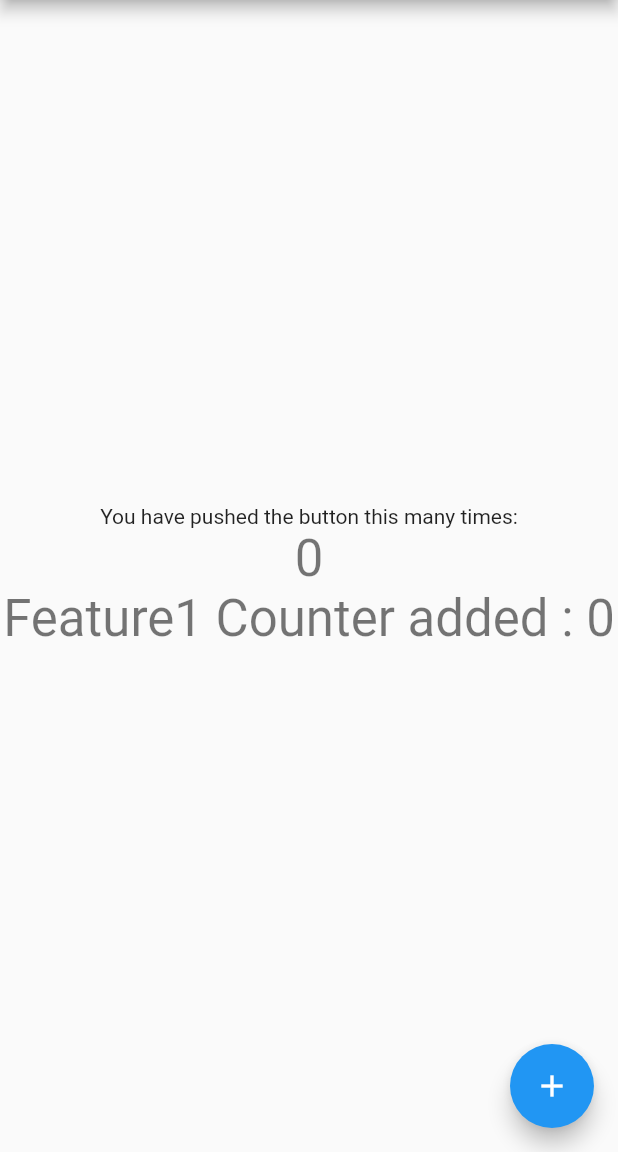
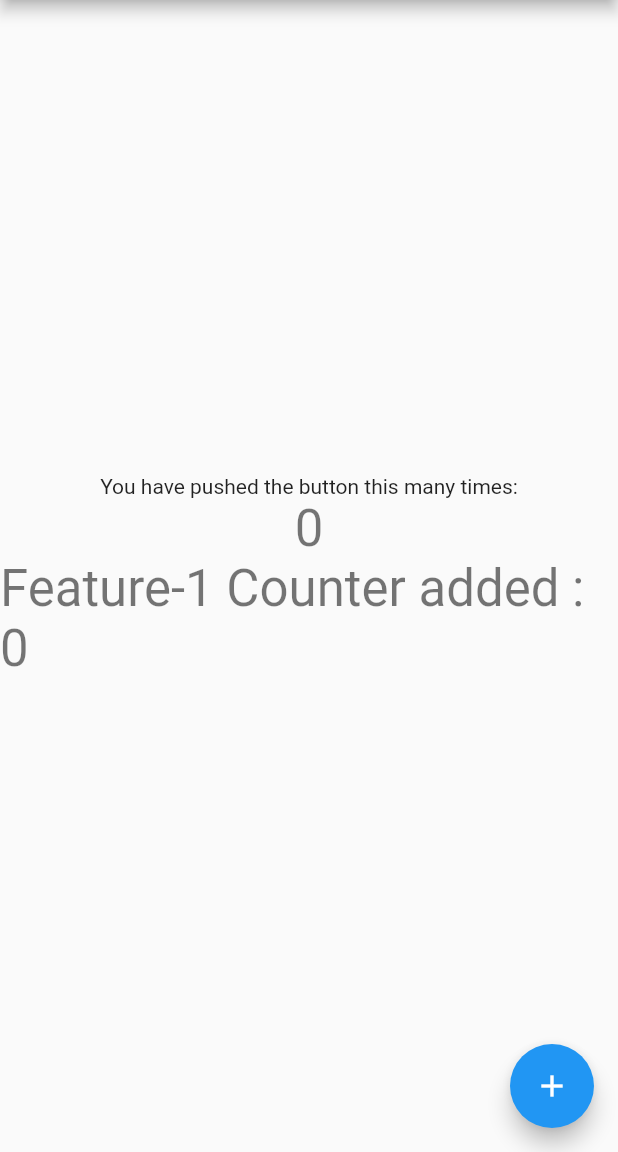
Before and after one commit to nikunjCRC/multidev, a Flutter app: the screen it shows after launch, on a phone screen of 412 x 824 dp, the part 84-1236 px from its top. Run offline on Flutter 3.47's test engine with Material 2 defaults, Android fonts, the phone set to English and light mode, and no system bars.

Commit message:
Feature-1 text updated

```diff
--- a/lib/main.dart
+++ b/lib/main.dart
@@ -103,7 +103,7 @@ class _MyHomePageState extends State<MyHomePage> {
               style: Theme.of(context).textTheme.headlineMedium,
             ),
             Text(
-              'Feature1 Counter added : $_counter',
+              'Feature-1 Counter added : $_counter',
               style: Theme.of(context).textTheme.headlineMedium,
             ),
           ],
```
